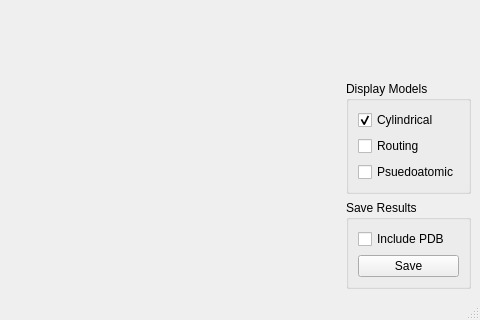
Before: the Qt Designer form ui/AthenaMainWindow.ui in lcbb/athena, drawn with Qt 5; both pictures show x 348 to 828 and y 242 to 562 of the 828 by 562 pixel window.
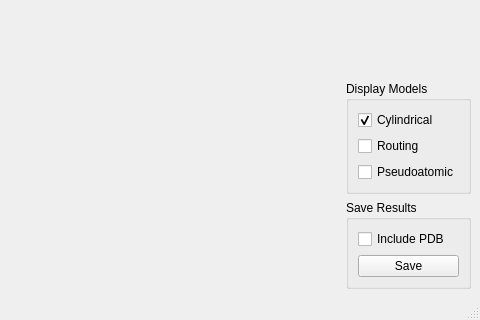
After: the same form once the commit is applied. Custom widgets are drawn as their Qt base class.

Commit message: I am gud at spleling

```diff
--- a/ui/AthenaMainWindow.ui
+++ b/ui/AthenaMainWindow.ui
@@ -1121,7 +1121,7 @@
               <item row="2" column="0">
                <widget class="QCheckBox" name="displayPAtomBox">
                 <property name="text">
-                 <string>Psuedoatomic</string>
+                 <string>Pseudoatomic</string>
                 </property>
                </widget>
               </item>
```
The commit also changes 1 other file.
